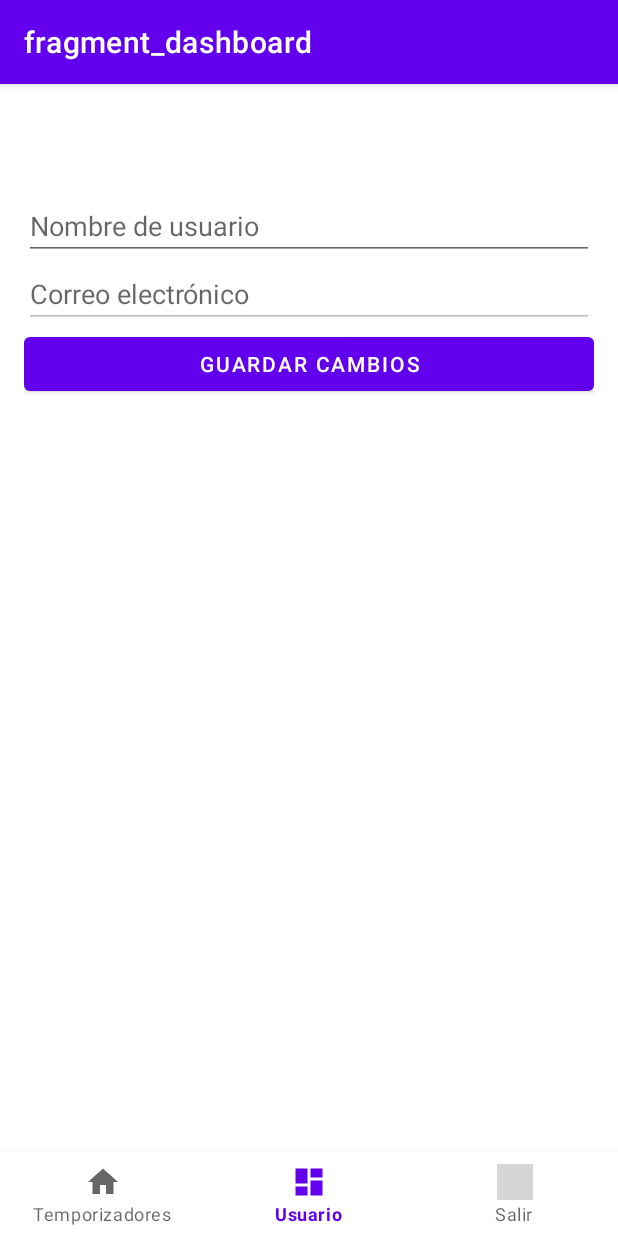
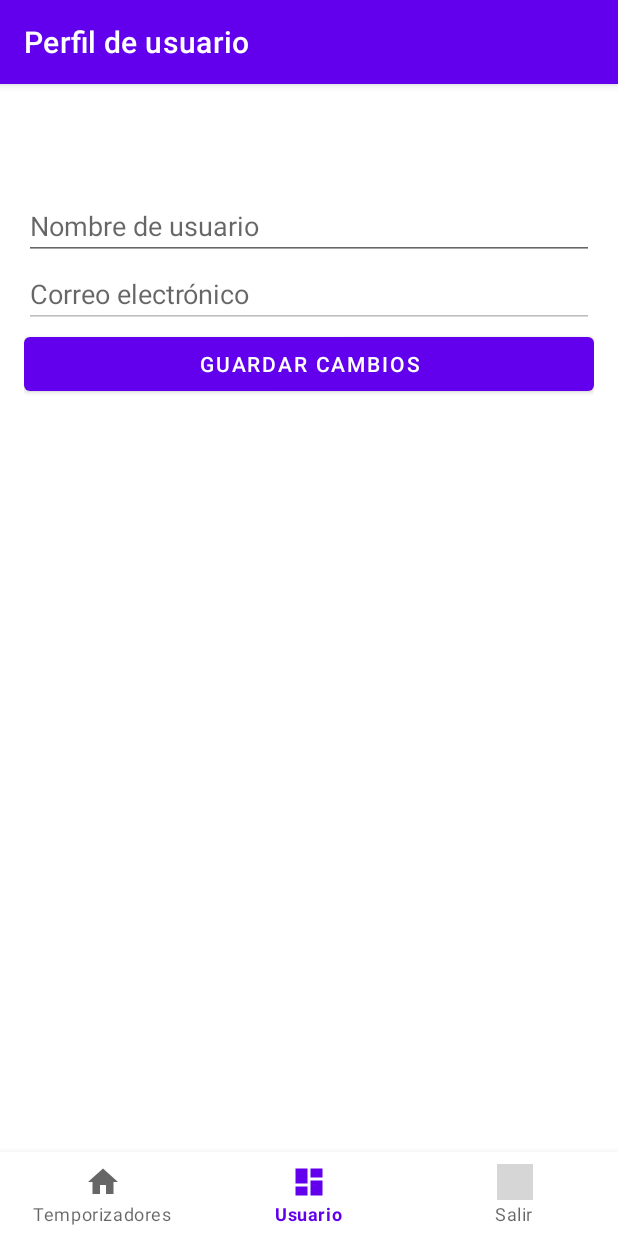
Before and after one commit to kevinzamoraa/Temporis-AndroidApp-2oDAM-2T_PMDM, an Android app: the screen it shows after launch once a user with an empty profile is signed in (HomeActivity), item 2 of the bottom bar chosen, on a phone screen of 412 x 824 dp. Run offline under Robolectric (Android 15) with nearby library versions, the phone set to English and light mode, and no system bars; our stand-ins replace Firebase (no records; nobody signed in at launch, a user with empty details on screens opened directly), navigation-ui; grey boxes are pictures that could not be loaded.

Commit message:
fixed details / User Profile View's Title

```diff
--- a/app/src/main/java/com/kevinzamora/temporis_androidapp/ui/dashboard/DashboardFragment.kt
+++ b/app/src/main/java/com/kevinzamora/temporis_androidapp/ui/dashboard/DashboardFragment.kt
@@ -14,8 +14,6 @@ class DashboardFragment : Fragment() {
 
     private var _binding: FragmentDashboardBinding? = null
 
-    // This property is only valid between onCreateView and
-    // onDestroyView.
     private val binding get() = _binding!!
 
     override fun onCreateView(
--- a/app/src/main/res/layout/fragment_home.xml
+++ b/app/src/main/res/layout/fragment_home.xml
@@ -32,6 +32,7 @@
         android:id="@+id/recyclerViewTimers"
         android:layout_width="match_parent"
         android:layout_height="0dp"
-        android:layout_marginTop="16dp"
-        android:layout_weight="1" />
+        android:layout_weight="1"
+        android:overScrollMode="always"
+        android:scrollbars="vertical"/>
 </LinearLayout>
--- a/app/src/main/res/navigation/mobile_navigation.xml
+++ b/app/src/main/res/navigation/mobile_navigation.xml
@@ -23,6 +23,6 @@
     <fragment
         android:id="@+id/dashboardFragment3"
         android:name="com.kevinzamora.temporis_androidapp.ui.dashboard.DashboardFragment"
-        android:label="fragment_dashboard"
+        android:label="Perfil de usuario"
         tools:layout="@layout/fragment_dashboard" />
 </navigation>
```
